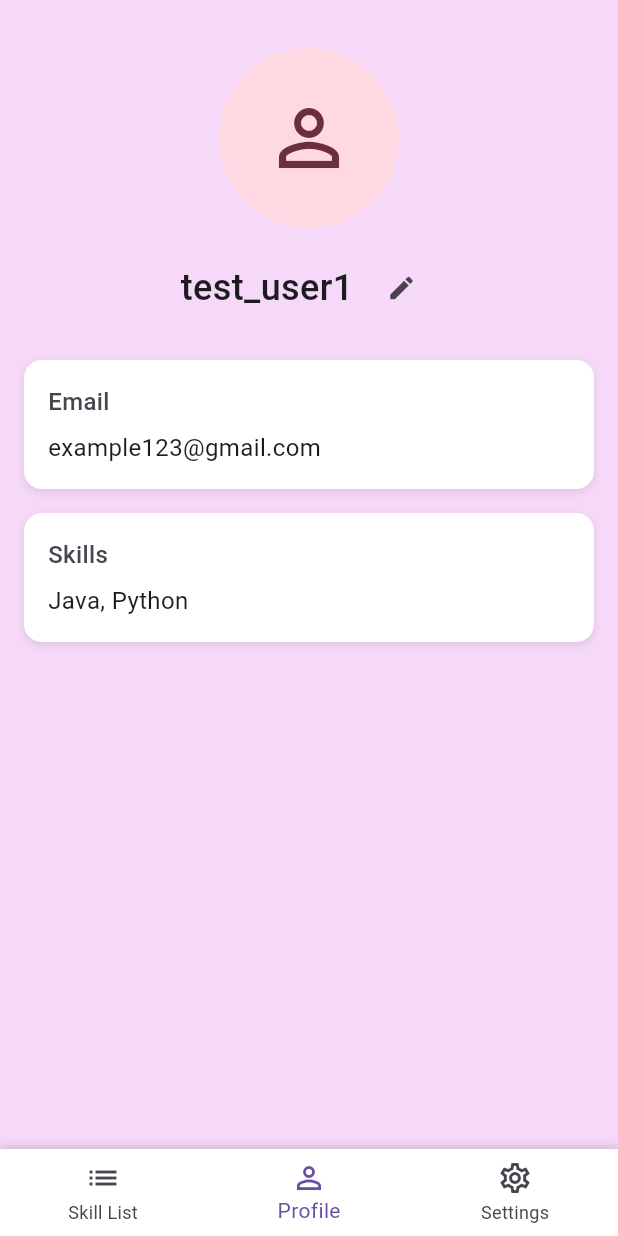
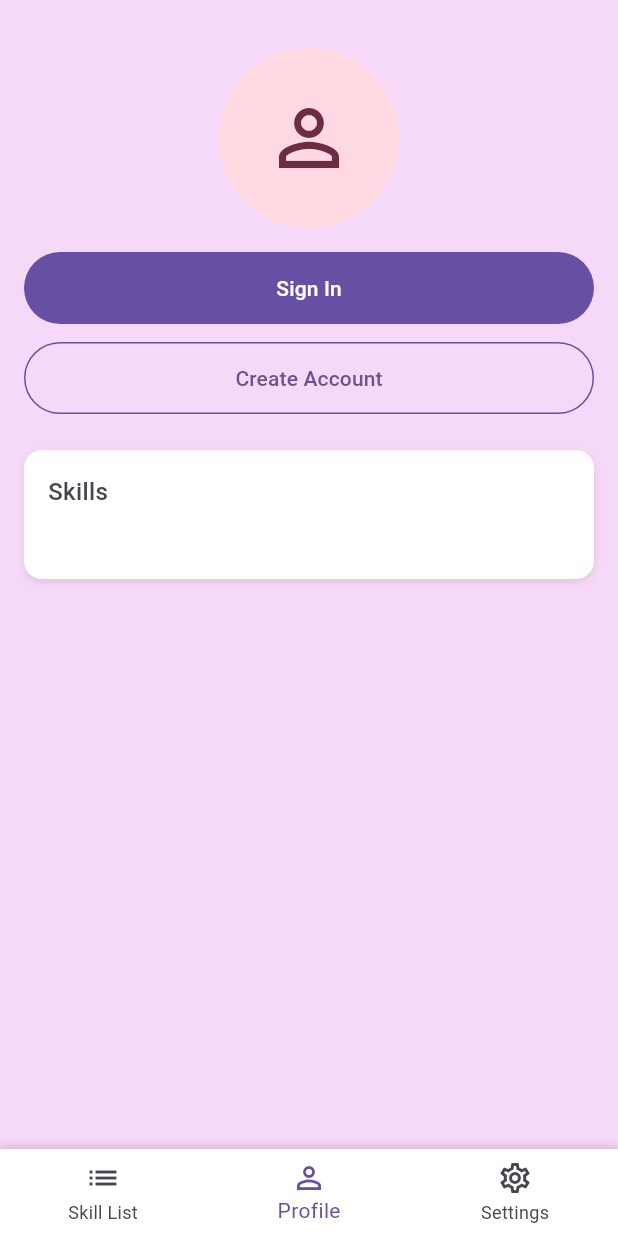
Before and after one commit to henraye/4750_skill_trainer_app, a Flutter app: the screen it shows after launch, item 2 of the bottom bar chosen, on a phone screen of 412 x 824 dp. Run offline on Flutter 3.47's test engine with Material 3 defaults, Android fonts, the phone set to English and light mode, and no system bars; our stand-ins replace firebase_auth, firebase_core, flutter_dotenv, shared_preferences; accounts and stored records are empty.

```diff
--- a/app/lib/screens/main_screen.dart
+++ b/app/lib/screens/main_screen.dart
@@ -13,10 +13,7 @@ class MainScreen extends StatefulWidget {
 
 class _MainScreenState extends State<MainScreen> {
   int _selectedIndex = 0;
-  final List<Skill> _skills = [
-    Skill(name: 'Java', level: 'Beginner'),
-    Skill(name: 'Python', level: 'Intermediate'),
-  ];
+  final List<Skill> _skills = [];
 
   void _onItemTapped(int index) {
     setState(() {
--- a/app/lib/screens/profile_screen.dart
+++ b/app/lib/screens/profile_screen.dart
@@ -1,21 +1,23 @@
 import 'package:flutter/material.dart';
 import '../models/skill.dart';
+import '../services/auth_service.dart';
+import 'auth/sign_in_screen.dart';
+import 'auth/create_account_screen.dart';
 import 'settings_screen.dart';
 
 class ProfileScreen extends StatelessWidget {
-  final String username;
-  final String email;
   final List<Skill> skills;
+  final _authService = AuthService();
 
-  const ProfileScreen({
+  ProfileScreen({
     super.key,
-    this.username = 'test_user1',
-    this.email = 'example123@gmail.com',
     required this.skills,
   });
 
   @override
   Widget build(BuildContext context) {
+    final user = _authService.currentUser;
+
     return Scaffold(
       backgroundColor: Theme.of(context).colorScheme.background,
       body: SafeArea(
@@ -31,8 +33,16 @@ class ProfileScreen extends StatelessWidget {
                   color: Color(0xFFFFD9E2),
                   shape: BoxShape.circle,
                 ),
-                child: const Center(
-                  child: Icon(
+                child: Center(
+                  child: user != null
+                      ? Text(
+                          user.email?[0].toUpperCase() ?? '?',
+                          style: const TextStyle(
+                            fontSize: 60,
+                            color: Color(0xFF6B2D40),
+                          ),
+                        )
+                      : const Icon(
                           Icons.person_outline,
                           size: 60,
                           color: Color(0xFF6B2D40),
@@ -42,75 +52,89 @@ class ProfileScreen extends StatelessWidget {
             ),
             const SizedBox(height: 16),
 
-            // Username
-            Row(
-              mainAxisAlignment: MainAxisAlignment.center,
+            if (user != null) ...[
+              // User Info
+              Padding(
+                padding: const EdgeInsets.symmetric(horizontal: 16),
+                child: Column(
                   children: [
                     Text(
-                  username,
+                      user.email ?? '',
                       style: const TextStyle(
-                    fontSize: 24,
+                        fontSize: 18,
                         fontWeight: FontWeight.w500,
                         color: Color(0xFF1D1B20),
                       ),
                     ),
-                const SizedBox(width: 8),
-                IconButton(
-                  onPressed: () {
-                    // TODO: Implement edit username
+                    const SizedBox(height: 24),
+                    OutlinedButton(
+                      onPressed: () async {
+                        try {
+                          await _authService.signOut();
+                          if (context.mounted) {
+                            ScaffoldMessenger.of(context).showSnackBar(
+                              const SnackBar(content: Text('Signed out')),
+                            );
+                          }
+                        } catch (e) {
+                          if (context.mounted) {
+                            ScaffoldMessenger.of(context).showSnackBar(
+                              SnackBar(content: Text(e.toString())),
+                            );
+                          }
+                        }
                       },
-                  icon: const Icon(
-                    Icons.edit,
-                    size: 20,
-                    color: Color(0xFF49454F),
+                      style: OutlinedButton.styleFrom(
+                        minimumSize: const Size(double.infinity, 48),
+                        side: const BorderSide(color: Color(0xFF6750A4)),
                       ),
-                ),
-              ],
-            ),
-            const SizedBox(height: 24),
-
-            // Email Section
-            Padding(
-              padding: const EdgeInsets.symmetric(horizontal: 16),
-              child: Container(
-                decoration: BoxDecoration(
-                  color: Colors.white,
-                  borderRadius: BorderRadius.circular(12),
-                  boxShadow: [
-                    BoxShadow(
-                      color: Colors.black.withOpacity(0.1),
-                      blurRadius: 4,
-                      offset: const Offset(0, 2),
-                    ),
-                  ],
-                ),
-                child: Padding(
-                  padding: const EdgeInsets.all(16),
-                  child: Column(
-                    crossAxisAlignment: CrossAxisAlignment.start,
-                    children: [
-                      const Text(
-                        'Email',
-                        style: TextStyle(
-                          fontSize: 16,
-                          fontWeight: FontWeight.w500,
-                          color: Color(0xFF49454F),
-                        ),
-                      ),
-                      const SizedBox(height: 8),
-                      Text(
-                        email,
-                        style: const TextStyle(
-                          fontSize: 16,
-                          color: Color(0xFF1D1B20),
-                        ),
+                      child: const Text('Sign Out'),
                     ),
                   ],
                 ),
               ),
+            ] else ...[
+              // Auth Buttons
+              Padding(
+                padding: const EdgeInsets.symmetric(horizontal: 16),
+                child: Column(
+                  children: [
+                    FilledButton(
+                      onPressed: () {
+                        Navigator.push(
+                          context,
+                          MaterialPageRoute(
+                            builder: (context) => const SignInScreen(),
+                          ),
+                        );
+                      },
+                      style: FilledButton.styleFrom(
+                        backgroundColor: const Color(0xFF6750A4),
+                        minimumSize: const Size(double.infinity, 48),
+                      ),
+                      child: const Text('Sign In'),
+                    ),
+                    const SizedBox(height: 12),
+                    OutlinedButton(
+                      onPressed: () {
+                        Navigator.push(
+                          context,
+                          MaterialPageRoute(
+                            builder: (context) => const CreateAccountScreen(),
+                          ),
+                        );
+                      },
+                      style: OutlinedButton.styleFrom(
+                        minimumSize: const Size(double.infinity, 48),
+                        side: const BorderSide(color: Color(0xFF6750A4)),
+                      ),
+                      child: const Text('Create Account'),
+                    ),
+                  ],
                 ),
               ),
-            const SizedBox(height: 16),
+            ],
+            const SizedBox(height: 24),
 
             // Skills Section
             Padding(
```
Also changed, not shown: app/lib/main.dart (+6 -1 lines), app/lib/screens/auth/create_account_screen.dart (added, +136 -0 lines), app/lib/screens/auth/sign_in_screen.dart (added, +113 -0 lines), app/lib/services/auth_service.dart (added, +47 -0 lines), app/pubspec.yaml (+5 -3 lines), app/firebase.json (added), app/lib/firebase_options.dart (added), app/pubspec.lock, 10 other files. Lines whose indentation alone changed are shown as unchanged.
